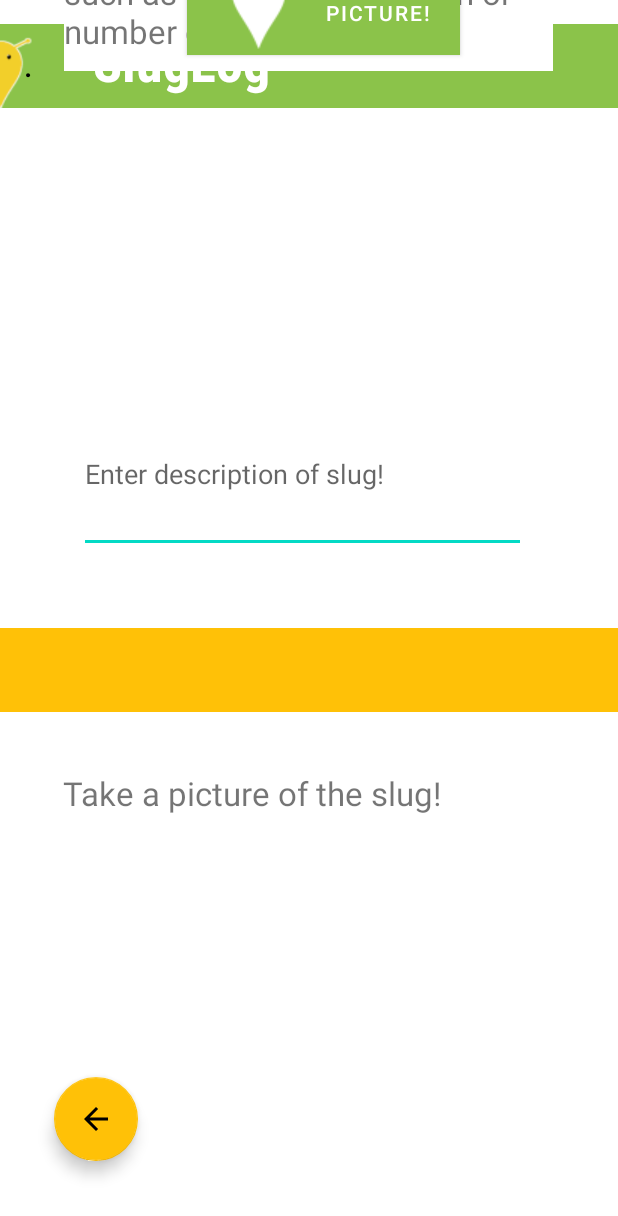
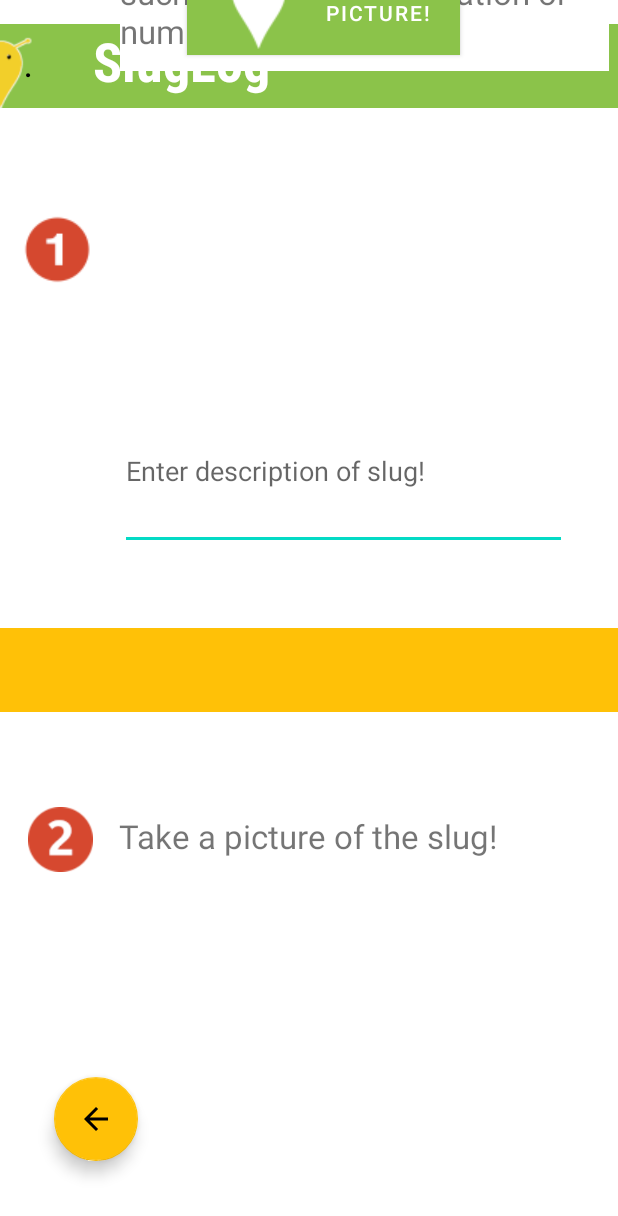
Before and after one commit to Clarencemeo/Slug, an Android app: the activity_uio screen opened directly, with no data from a screen before it, on a phone screen of 412 x 824 dp. Shown: the top 1216 px of the screen. Run offline under Robolectric (Android 15) with nearby library versions, the phone set to English and light mode, and no system bars.

Commit message:
More ui changes

```diff
--- a/app/src/main/res/layout/activity_uio.xml
+++ b/app/src/main/res/layout/activity_uio.xml
@@ -109,10 +109,10 @@
         android:maxLines="5"
         app:layout_constraintBottom_toBottomOf="parent"
         app:layout_constraintEnd_toEndOf="parent"
-        app:layout_constraintHorizontal_bias="0.46"
+        app:layout_constraintHorizontal_bias="0.699"
         app:layout_constraintStart_toStartOf="parent"
         app:layout_constraintTop_toTopOf="parent"
-        app:layout_constraintVertical_bias="0.366" />
+        app:layout_constraintVertical_bias="0.364" />
 
     <Button
         android:id="@+id/buttonimage"
@@ -151,10 +151,10 @@
         android:textSize="22sp"
         app:layout_constraintBottom_toBottomOf="@+id/include"
         app:layout_constraintEnd_toEndOf="parent"
-        app:layout_constraintHorizontal_bias="0.494"
+        app:layout_constraintHorizontal_bias="0.929"
         app:layout_constraintStart_toStartOf="parent"
         app:layout_constraintTop_toTopOf="@+id/include"
-        app:layout_constraintVertical_bias="0.167" />
+        app:layout_constraintVertical_bias="0.16" />
 
     <TextView
         android:id="@+id/textView7"
@@ -164,8 +164,32 @@
         android:textSize="22sp"
         app:layout_constraintBottom_toBottomOf="parent"
         app:layout_constraintEnd_toEndOf="parent"
-        app:layout_constraintHorizontal_bias="0.264"
+        app:layout_constraintHorizontal_bias="0.496"
         app:layout_constraintStart_toStartOf="parent"
         app:layout_constraintTop_toTopOf="@+id/include"
-        app:layout_constraintVertical_bias="0.647" />
+        app:layout_constraintVertical_bias="0.683" />
+
+    <ImageView
+        android:id="@+id/imageView8"
+        android:layout_width="wrap_content"
+        android:layout_height="wrap_content"
+        app:layout_constraintBottom_toBottomOf="parent"
+        app:layout_constraintEnd_toEndOf="parent"
+        app:layout_constraintHorizontal_bias="0.02"
+        app:layout_constraintStart_toStartOf="parent"
+        app:layout_constraintTop_toTopOf="parent"
+        app:layout_constraintVertical_bias="0.18"
+        app:srcCompat="@drawable/number1" />
+
+    <ImageView
+        android:id="@+id/imageView9"
+        android:layout_width="43dp"
+        android:layout_height="51dp"
+        app:layout_constraintBottom_toBottomOf="@+id/textInputLayout"
+        app:layout_constraintEnd_toEndOf="parent"
+        app:layout_constraintHorizontal_bias="0.051"
+        app:layout_constraintStart_toStartOf="parent"
+        app:layout_constraintTop_toTopOf="@+id/include"
+        app:layout_constraintVertical_bias="0.691"
+        app:srcCompat="@drawable/number2" />
 </androidx.constraintlayout.widget.ConstraintLayout>
```
Also changed, not shown: app/src/main/res/drawable/number1.png (added), app/src/main/res/drawable/number2.png (added).
